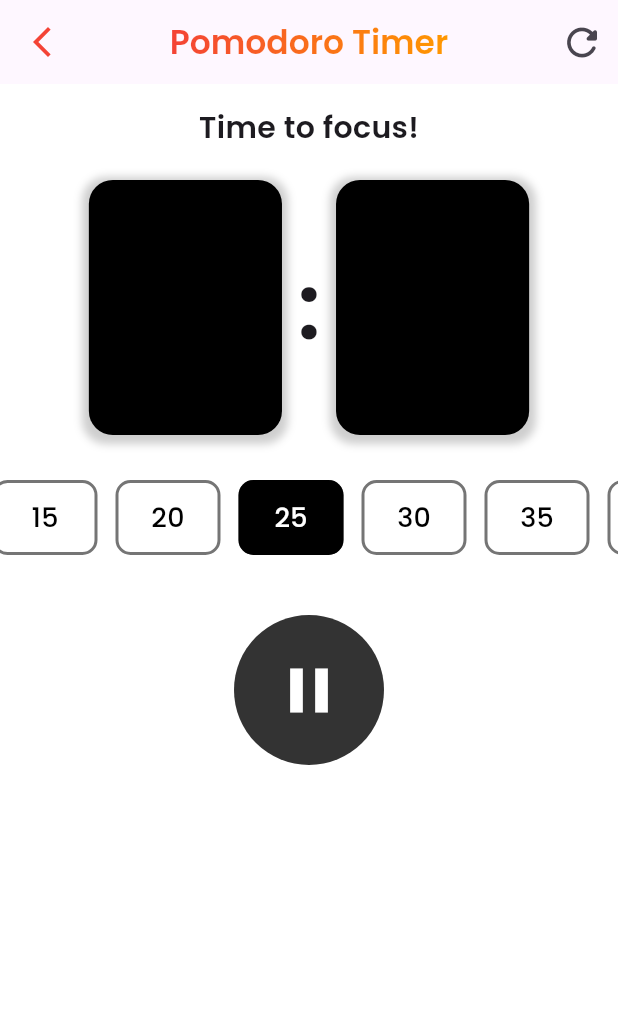
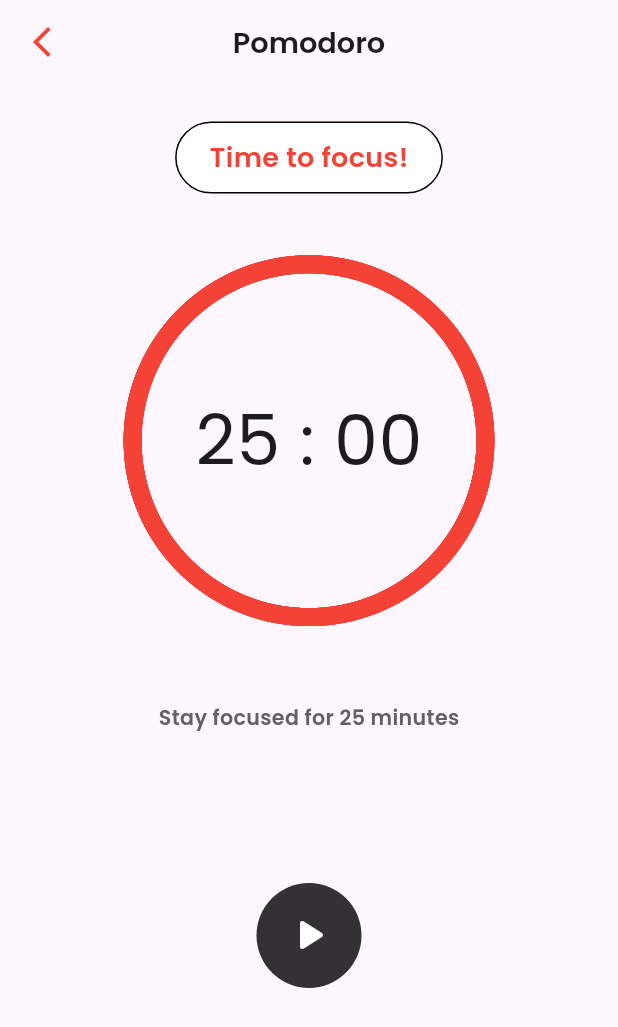
Before and after one commit to The-Naveen-Chandra/Taskify-Flutter, a Flutter app: the PomodoroTimer screen opened directly, on a phone screen of 412 x 824 dp. Shown: the top 1027 px of the screen. Run offline on Flutter 3.47's test engine with Material 3 defaults, Android fonts, the phone set to English and light mode, and no system bars; drawn by our look-alikes of step_progress_indicator; our stand-ins replace bloc, cloud_firestore, dio, dotted_border, equatable, firebase_auth and 10 more; accounts and stored records are empty.

Commit message:
Dev: Time service with change notifier and Changed some styling

```diff
--- a/lib/app/modules/pomodoro_timer/components/time_controller.dart
+++ b/lib/app/modules/pomodoro_timer/components/time_controller.dart
@@ -1,22 +1,34 @@
 import 'package:flutter/material.dart';
+import 'package:provider/provider.dart';
+import 'package:taskify/app/modules/pomodoro_timer/components/timer_service.dart';
 
 class TimeController extends StatelessWidget {
   const TimeController({super.key});
 
   @override
   Widget build(BuildContext context) {
+    final provider = Provider.of<TimerService>(context);
+
     return Container(
-      width: 100,
-      height: 100,
+      width: 70,
+      height: 70,
       decoration: BoxDecoration(
         color: Colors.black.withOpacity(0.8),
         shape: BoxShape.circle,
       ),
       child: IconButton(
-        onPressed: () {},
-        icon: const Icon(
-          Icons.pause,
-          size: 50,
+        onPressed: () {
+          if (provider.timerPlaying) {
+            Provider.of<TimerService>(context, listen: false).pause();
+          } else {
+            Provider.of<TimerService>(context, listen: false).start();
+          }
+        },
+        icon: Icon(
+          provider.timerPlaying
+              ? Icons.pause_rounded
+              : Icons.play_arrow_rounded,
+          size: 36,
           color: Colors.white,
         ),
       ),
--- a/lib/app/modules/pomodoro_timer/components/time_options.dart
+++ b/lib/app/modules/pomodoro_timer/components/time_options.dart
@@ -1,5 +1,8 @@
 import 'package:flutter/material.dart';
+import 'package:provider/provider.dart';
 import 'package:google_fonts/google_fonts.dart';
+
+import 'package:taskify/app/modules/pomodoro_timer/components/timer_service.dart';
 import 'package:taskify/app/modules/pomodoro_timer/components/utils.dart';
 
 class TimeOptions extends StatelessWidget {
@@ -7,20 +10,22 @@ class TimeOptions extends StatelessWidget {
 
   @override
   Widget build(BuildContext context) {
-    double selectedTime = 1500;
+    final provider = Provider.of<TimerService>(context);
 
     return SingleChildScrollView(
       scrollDirection: Axis.horizontal,
       controller: ScrollController(initialScrollOffset: 175),
       child: Row(
         children: selectableTimes.map((time) {
-          return Container(
+          return InkWell(
+            onTap: () => provider.selectTime(double.parse(time)),
+            child: Container(
               width: 70,
               height: 50,
               margin: const EdgeInsets.symmetric(
                 horizontal: 6,
               ),
-            decoration: int.parse(time) == selectedTime
+              decoration: int.parse(time) == provider.selectedTime
                   ? BoxDecoration(
                       color: Colors.black,
                       border: Border.all(
@@ -40,11 +45,12 @@ class TimeOptions extends StatelessWidget {
                 child: Text(
                   (int.parse(time) ~/ 60).toString(),
                   style: GoogleFonts.poppins(
-                  color: int.parse(time) == selectedTime
+                    color: int.parse(time) == provider.selectedTime
                         ? Colors.white
                         : Colors.black,
                     fontSize: 18,
                     fontWeight: FontWeight.w500,
+                  ),
                 ),
               ),
             ),
--- a/lib/app/modules/pomodoro_timer/components/timer_card.dart
+++ b/lib/app/modules/pomodoro_timer/components/timer_card.dart
@@ -1,74 +1,42 @@
 import 'package:flutter/material.dart';
 import 'package:google_fonts/google_fonts.dart';
+import 'package:provider/provider.dart';
+import 'package:taskify/app/modules/pomodoro_timer/components/timer_service.dart';
 
 class TimerCard extends StatelessWidget {
   const TimerCard({super.key});
 
   @override
   Widget build(BuildContext context) {
-    return Column(
-      children: [
-        Text(
-          "Time to focus!",
-          style: GoogleFonts.poppins(
-            fontSize: 20.0,
-            fontWeight: FontWeight.w600,
-          ),
+    final provider = Provider.of<TimerService>(context);
+    String focus = "Time to focus!";
+    String longBreak = "Time to long break!";
+
+    return Container(
+      padding: const EdgeInsets.symmetric(
+        vertical: 10,
+        horizontal: 22,
+      ),
+      decoration: BoxDecoration(
+        border: Border.all(
+          color: Colors.black,
+          width: 1,
         ),
-        const SizedBox(
-          height: 20,
+        color: Colors.white,
+        borderRadius: BorderRadius.circular(30.0),
+      ),
+      child: Text(
+        provider.currentState,
+        style: GoogleFonts.poppins(
+          fontSize: 18.0,
+          fontWeight: FontWeight.w600,
+          color: provider.currentState == focus
+              ? Colors.red
+              : provider.currentState == longBreak
+                  ? Colors.blue
+                  : Colors.green,
         ),
-        Row(
-          mainAxisAlignment: MainAxisAlignment.center,
-          children: [
-            Container(
-              width: MediaQuery.of(context).size.width / 3.2,
-              height: 170,
-              decoration: BoxDecoration(
-                color: Colors.black,
-                borderRadius: BorderRadius.circular(16),
-                boxShadow: [
-                  BoxShadow(
-                    color: Colors.grey.withOpacity(0.5),
-                    spreadRadius: 4,
-                    blurRadius: 4,
-                    offset: const Offset(0, 2),
-                  )
-                ],
-              ),
-            ),
-            const SizedBox(
-              width: 10,
-            ),
-            Text(
-              ":",
-              style: GoogleFonts.poppins(
-                fontSize: 60,
-                fontWeight: FontWeight.w600,
-              ),
-            ),
-            const SizedBox(
-              width: 10,
-            ),
-            Container(
-              width: MediaQuery.of(context).size.width / 3.2,
-              height: 170,
-              decoration: BoxDecoration(
-                color: Colors.black,
-                borderRadius: BorderRadius.circular(16),
-                boxShadow: [
-                  BoxShadow(
-                    color: Colors.grey.withOpacity(0.5),
-                    spreadRadius: 4,
-                    blurRadius: 4,
-                    offset: const Offset(0, 2),
-                  )
-                ],
-              ),
-            ),
-          ],
-        ),
-      ],
+      ),
     );
   }
 }
--- a/lib/app/modules/pomodoro_timer/views/pomodoro_timer_view.dart
+++ b/lib/app/modules/pomodoro_timer/views/pomodoro_timer_view.dart
@@ -1,19 +1,24 @@
 import 'package:flutter/material.dart';
+import 'package:provider/provider.dart';
 import 'package:google_fonts/google_fonts.dart';
+import 'package:step_progress_indicator/step_progress_indicator.dart';
 
 import 'package:taskify/app/core/utils/extensions.dart';
-import 'package:taskify/app/modules/home/widgets/gradient_text.dart';
 import 'package:taskify/app/modules/pomodoro_timer/components/time_controller.dart';
-import 'package:taskify/app/modules/pomodoro_timer/components/time_options.dart';
 import 'package:taskify/app/modules/pomodoro_timer/components/timer_card.dart';
+import 'package:taskify/app/modules/pomodoro_timer/components/timer_service.dart';
 
 class PomodoroTimer extends StatelessWidget {
   const PomodoroTimer({super.key});
 
   @override
   Widget build(BuildContext context) {
+    final provider = Provider.of<TimerService>(context);
+    final seconds = provider.currentDuration % 60;
+    String focus = "Time to focus!";
+    String longBreak = "Time to long break!";
+
     return Scaffold(
-      backgroundColor: Colors.white,
       appBar: AppBar(
         leading: IconButton(
           icon: const Icon(Icons.arrow_back_ios_new),
@@ -21,53 +26,101 @@ class PomodoroTimer extends StatelessWidget {
           onPressed: () => Navigator.pop(context),
         ),
         centerTitle: true,
-        title: GradientText(
-          "Pomodoro Timer",
+        title: Text(
+          "Pomodoro",
           style: GoogleFonts.poppins(
-              fontSize: 16.0.sp, fontWeight: FontWeight.w600),
-          gradient: LinearGradient(
-            colors: [
-              Colors.red[500]!,
-              Colors.orange[500]!,
-            ],
+            fontSize: 14.0.sp,
+            fontWeight: FontWeight.w600,
           ),
         ),
-        actions: [
-          // reset timer button
-          IconButton(
-            onPressed: () {},
-            icon: const Icon(
-              Icons.refresh_rounded,
-              size: 30,
-            ),
-          ),
-        ],
       ),
       body: SingleChildScrollView(
         child: Container(
           alignment: Alignment.center,
-          child: const Column(
+          child: Column(
             children: [
-              SizedBox(
-                height: 15,
+              const SizedBox(
+                height: 25,
               ),
 
-              // timer card
-              TimerCard(),
+              const TimerCard(),
 
-              SizedBox(
-                height: 30,
+              Container(
+                width: 80.0.wp,
+                height: 80.0.wp,
+                padding: EdgeInsets.all(10.0.wp),
+                child: CircularStepProgressIndicator(
+                  totalSteps: provider.selectedTime.toInt(),
+                  currentStep: provider.currentDuration.toInt(),
+                  stepSize: 6,
+                  selectedStepSize: 12,
+                  selectedColor: provider.currentState == focus
+                      ? Colors.red
+                      : provider.currentState == longBreak
+                          ? Colors.blue
+                          : Colors.green,
+                  unselectedColor: provider.currentState == focus
+                      ? Colors.red[100]
+                      : provider.currentState == longBreak
+                          ? Colors.blue[100]
+                          : Colors.green[100],
+                  padding: 0,
+                  width: 150,
+                  height: 150,
+                  roundedCap: (_, __) => true,
+                  circularDirection: CircularDirection.counterclockwise,
+                  child: Row(
+                    mainAxisAlignment: MainAxisAlignment.center,
+                    children: [
+                      Text(
+                        (provider.currentDuration ~/ 60).toString(),
+                        style: GoogleFonts.poppins(
+                          fontWeight: FontWeight.w400,
+                          fontSize: 34.0.sp,
+                        ),
+                      ),
+                      Text(
+                        " : ",
+                        style: GoogleFonts.poppins(
+                          fontWeight: FontWeight.w400,
+                          fontSize: 34.0.sp,
+                        ),
+                      ),
+                      Text(
+                        seconds == 0
+                            ? "${seconds.round()}0"
+                            : (seconds).round().toString(),
+                        style: GoogleFonts.poppins(
+                          fontWeight: FontWeight.w400,
+                          fontSize: 34.0.sp,
+                        ),
+                      ),
+                    ],
+                  ),
+                ),
               ),
 
-              // time options
-              TimeOptions(),
+              const SizedBox(
+                height: 10,
+              ),
 
-              SizedBox(
-                height: 40,
+              Text(
+                provider.currentState == focus
+                    ? "Stay focused for ${provider.selectedTime ~/ 60} minutes"
+                    : "",
+                style: GoogleFonts.poppins(
+                  fontSize: 10.0.sp,
+                  fontWeight: FontWeight.w600,
+                  color: Colors.grey[700],
+                ),
+              ),
+
+              const SizedBox(
+                height: 100,
               ),
 
               // time controller
-              TimeController(),
+              const TimeController(),
             ],
           ),
         ),
```
Also changed, not shown: lib/app/modules/pomodoro_timer/components/timer_service.dart (added, +73 -0 lines), lib/app/modules/pomodoro_timer/views/pomodoro_setting.dart (+13 -15 lines), lib/app/modules/pomodoro_timer/views/pomodoro_stats.dart (+7 -9 lines), lib/main.dart (+8 -1 lines). Lines whose indentation alone changed are shown as unchanged.
